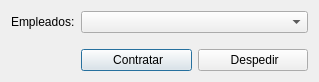
The window that windows/AddRemoveEmployeeDialog.ui (santichialvo/holidaysAdministrator) describes before a commit, drawn with Qt 5.
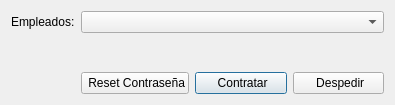
The same window after the commit. Icons and pictures are not drawn.

Commit message: Resetear contraseña de empleado por administrador

Diff of the .ui file:
```diff
--- a/windows/AddRemoveEmployeeDialog.ui
+++ b/windows/AddRemoveEmployeeDialog.ui
@@ -6,8 +6,8 @@
    <rect>
     <x>0</x>
     <y>0</y>
-    <width>319</width>
-    <height>82</height>
+    <width>395</width>
+    <height>105</height>
    </rect>
   </property>
   <property name="windowTitle">
@@ -18,6 +18,9 @@
     <normaloff>:/F1/fromHelyx/mainicon.svg</normaloff>:/F1/fromHelyx/mainicon.svg</iconset>
   </property>
   <layout class="QGridLayout" name="gridLayout">
+   <item row="0" column="1">
+    <widget class="QComboBox" name="employee_comboBox"/>
+   </item>
    <item row="0" column="0">
     <widget class="QLabel" name="label">
      <property name="sizePolicy">
@@ -31,35 +34,6 @@
      </property>
     </widget>
    </item>
-   <item row="0" column="1">
-    <widget class="QComboBox" name="employee_comboBox"/>
-   </item>
-   <item row="4" column="1">
-    <layout class="QHBoxLayout" name="horizontalLayout">
-     <item>
-      <widget class="QPushButton" name="add_pushButton">
-       <property name="text">
-        <string> Contratar</string>
-       </property>
-       <property name="icon">
-        <iconset resource="../images/Resource_ha.qrc">
-         <normaloff>:/F1/fromHelyx/employee.png</normaloff>:/F1/fromHelyx/employee.png</iconset>
-       </property>
-      </widget>
-     </item>
-     <item>
-      <widget class="QPushButton" name="remove_pushButton">
-       <property name="text">
-        <string> Despedir</string>
-       </property>
-       <property name="icon">
-        <iconset resource="../images/Resource_ha.qrc">
-         <normaloff>:/F1/fromHelyx/exit16.png</normaloff>:/F1/fromHelyx/exit16.png</iconset>
-       </property>
-      </widget>
-     </item>
-    </layout>
-   </item>
    <item row="1" column="1">
     <spacer name="verticalSpacer">
      <property name="orientation">
@@ -73,6 +47,43 @@
      </property>
     </spacer>
    </item>
+   <item row="2" column="1">
+    <layout class="QGridLayout" name="gridLayout_2">
+     <item row="0" column="1">
+      <widget class="QPushButton" name="add_pushButton">
+       <property name="text">
+        <string> Contratar</string>
+       </property>
+       <property name="icon">
+        <iconset resource="../images/Resource_ha.qrc">
+         <normaloff>:/F1/fromHelyx/employee.png</normaloff>:/F1/fromHelyx/employee.png</iconset>
+       </property>
+      </widget>
+     </item>
+     <item row="0" column="2">
+      <widget class="QPushButton" name="remove_pushButton">
+       <property name="text">
+        <string> Despedir</string>
+       </property>
+       <property name="icon">
+        <iconset resource="../images/Resource_ha.qrc">
+         <normaloff>:/F1/fromHelyx/exit16.png</normaloff>:/F1/fromHelyx/exit16.png</iconset>
+       </property>
+      </widget>
+     </item>
+     <item row="0" column="0">
+      <widget class="QPushButton" name="resetPasswordPushButton">
+       <property name="text">
+        <string> Reset Contraseña</string>
+       </property>
+       <property name="icon">
+        <iconset resource="../images/Resource_ha.qrc">
+         <normaloff>:/F1/fromHelyx/key16.png</normaloff>:/F1/fromHelyx/key16.png</iconset>
+       </property>
+      </widget>
+     </item>
+    </layout>
+   </item>
   </layout>
  </widget>
  <resources>
```
Left out of the diff: 29 changed lines with no effect on the pictures. The commit also changes 6 other files.
